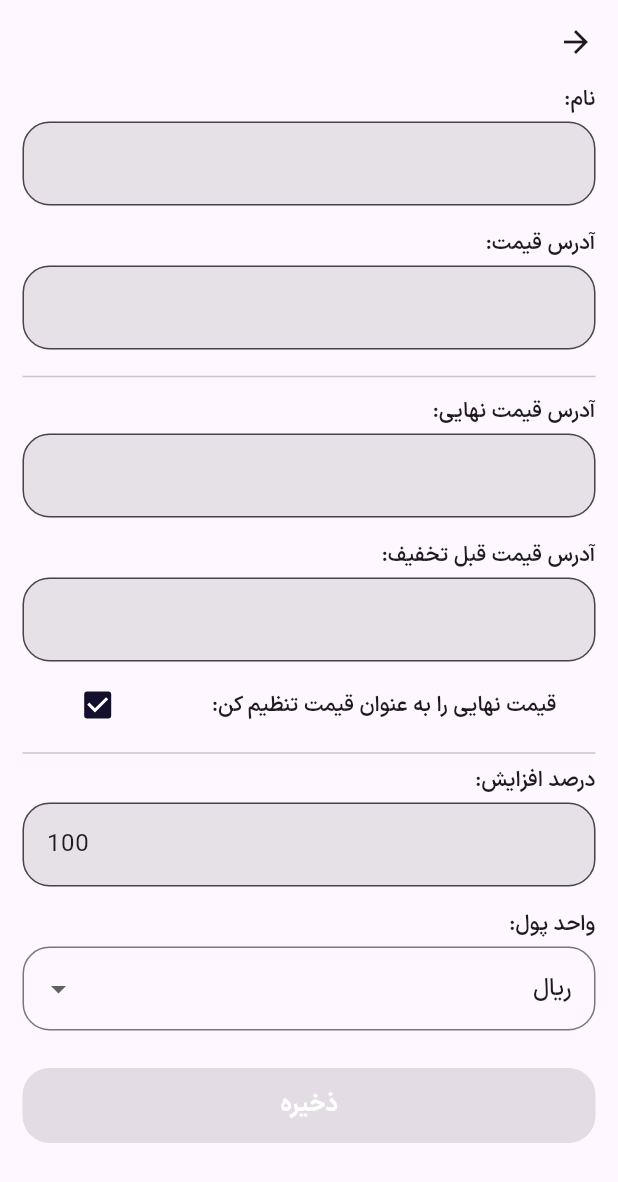
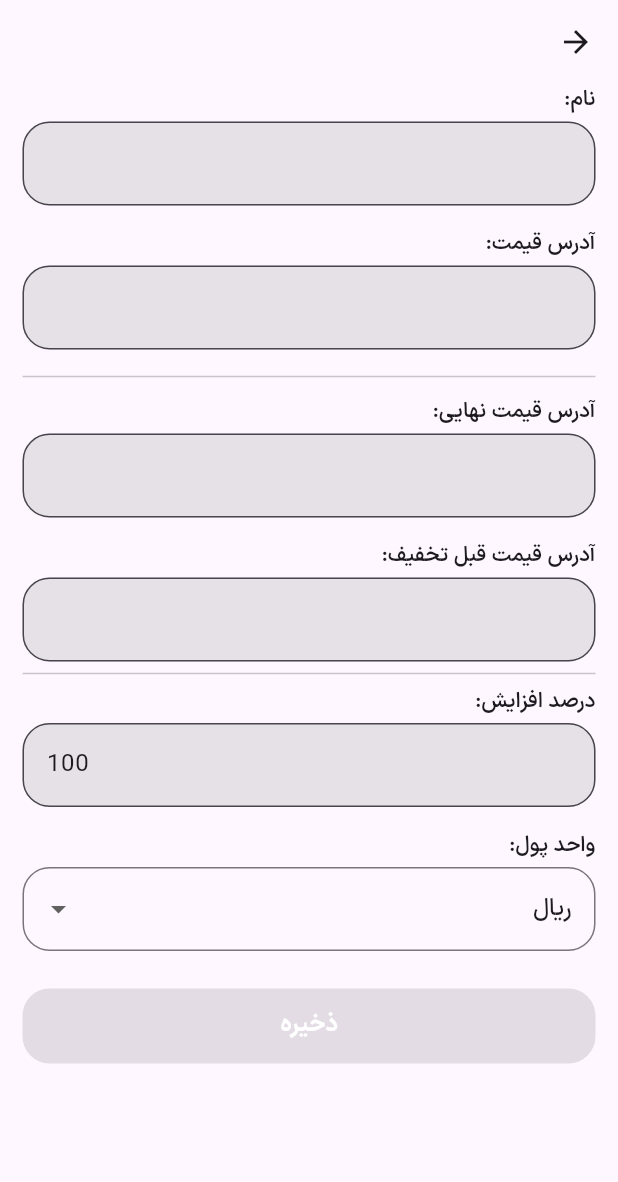
Before and after one commit to AliSamavi/PriceGuardian, a Flutter app: the StoreView screen opened directly, on a phone screen of 412 x 824 dp. Shown: the top 1182 px of the screen. Run offline on Flutter 3.47's test engine with Material 3 defaults, Android fonts, the phone set to English and light mode, and no system bars; our stand-ins replace file_picker, flutter_svg, get, get_storage, hive, hive_flutter and 1 more; missing offline and left inert: xpath_selector_html_parser; accounts and stored records are empty.

Commit message:
refactor(view): Refactor store view
I changed the store page according to the needs of the store model

```diff
--- a/lib/Features/Views/store.dart
+++ b/lib/Features/Views/store.dart
@@ -21,7 +21,6 @@ class _StoreViewState extends State<StoreView> {
   TextEditingController xpathPriceBeforeDiscount = TextEditingController();
   TextEditingController percent = TextEditingController(text: "100");
   Currency currency = Currency.rial;
-  RxBool setTheFinalPrice = true.obs;
 
   final RxBool validator = false.obs;
 
@@ -32,7 +31,6 @@ class _StoreViewState extends State<StoreView> {
       xpathPrice.text = widget.model!.xpathPrice;
       xpathDiscount.text = widget.model!.xpathDiscount;
       xpathPriceBeforeDiscount.text = widget.model!.xpathPriceBeforeDiscount;
-      setTheFinalPrice.value = widget.model!.setTheFinalPrice;
       percent.text = widget.model!.percent.toString();
       currency = widget.model!.currency == "Currency.rial"
           ? Currency.rial
@@ -104,27 +102,6 @@ class _StoreViewState extends State<StoreView> {
               controller: xpathPriceBeforeDiscount,
               radius: 18,
               onChanged: assessment,
-            ),
-            const SizedBox(height: 5),
-            Row(
-              mainAxisAlignment: MainAxisAlignment.spaceAround,
-              children: [
-                const Text(
-                  "قیمت نهایی را به عنوان قیمت تنظیم کن:",
-                  style: TextStyle(
-                    fontWeight: FontWeight.w600,
-                  ),
-                ),
-                Obx(() {
-                  return Checkbox(
-                    value: setTheFinalPrice.value,
-                    activeColor: const Color(0xFF140F2D),
-                    onChanged: (value) {
-                      setTheFinalPrice.value = value!;
-                    },
-                  );
-                })
-              ],
             ),
             const Divider(),
             const Text(
@@ -201,7 +178,6 @@ class _StoreViewState extends State<StoreView> {
         xpathPrice.text,
         xpathDiscount.text,
         xpathPriceBeforeDiscount.text,
-        setTheFinalPrice.value,
         currency.toString(),
         double.parse(percent.text));
 
```
